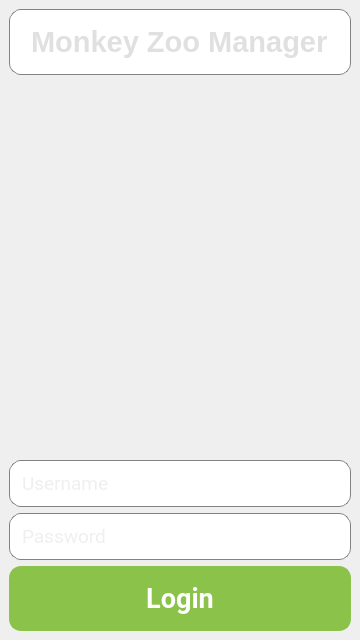
First picture: the form in MonkeyZooManager/qt/login.ui, repository woobe-studio/MonkeyZooManager, before the edit.
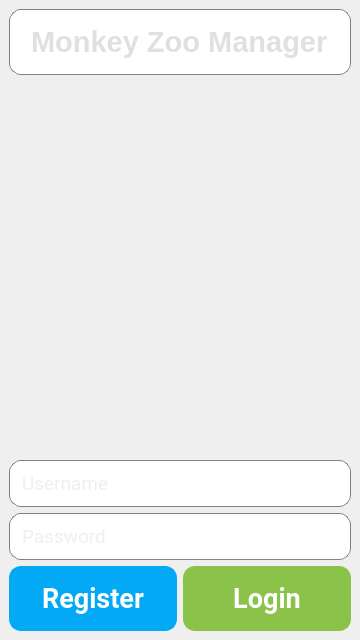
Second picture: the form after the edit. Icons and pictures are not drawn.

Commit message: preparing for register implementation

```diff
--- a/MonkeyZooManager/qt/login.ui
+++ b/MonkeyZooManager/qt/login.ui
@@ -136,6 +136,47 @@
      </widget>
     </item>
     <item>
+     <layout class="QHBoxLayout" name="buttonLayout">
+      <item>
+       <widget class="QPushButton" name="pushButtonRegister">
+        <property name="font">
+         <font>
+          <family>Roboto</family>
+          <pointsize>20</pointsize>
+          <bold>true</bold>
+         </font>
+        </property>
+        <property name="styleSheet">
+         <string notr="true">QPushButton {
+background-color: #03A9F4;  /* Light Blue */
+color: #ffffff;
+border-radius: 12px;
+border: 2px solid #03A9F4;
+padding: 14px;
+font-weight: bold;
+box-shadow: 0 4px 8px rgba(0, 0, 0, 0.2), 0 0 5px rgba(255, 255, 255, 0.2); /* Shadow with border glow */
+transition: background-color 0.3s, transform 0.3s, box-shadow 0.3s;
+}
+
+QPushButton:hover {
+background-color: #039BE5;  /* Darker light blue on hover */
+transform: scale(1.05);
+box-shadow: 0 6px 12px rgba(0, 0, 0, 0.3), 0 0 7px rgba(255, 255, 255, 0.3); /* Enhanced shadow and glow on hover */
+}
+
+QPushButton:pressed {
+background-color: #0288D1;  /* Even darker light blue on press */
+transform: scale(0.95);
+box-shadow: 0 2px 4px rgba(0, 0, 0, 0.2), 0 0 3px rgba(255, 255, 255, 0.2); /* Reduced shadow on press */
+}
+</string>
+        </property>
+        <property name="text">
+         <string>Register</string>
+        </property>
+       </widget>
+      </item>
+      <item>
      <widget class="QPushButton" name="pushButtonLogin">
       <property name="font">
        <font>
@@ -173,6 +214,8 @@
        <string>Login</string>
       </property>
      </widget>
+      </item>
+     </layout>
     </item>
    </layout>
   </widget>
```
Left out of the diff: 8 changed lines with no effect on the pictures. Lines whose indentation alone changed are shown as unchanged. The commit also changes 7 other files.
